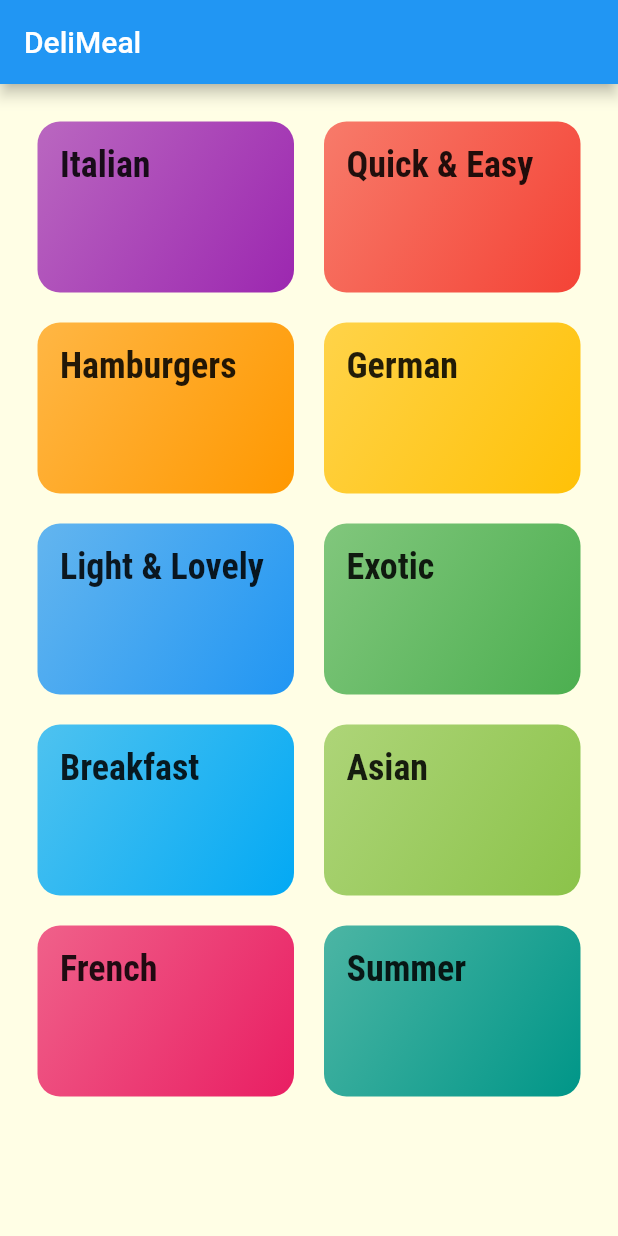
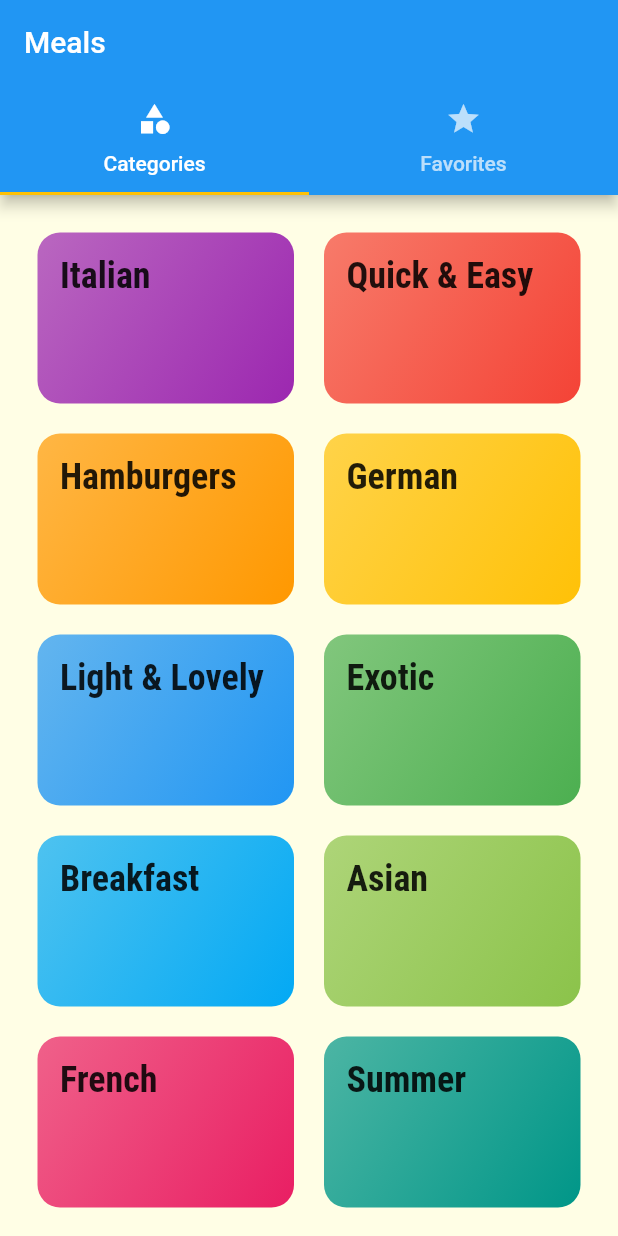
Before and after one commit to parsher/flutter_meal_app, a Flutter app: the screen it shows after launch, on a phone screen of 412 x 824 dp. Run offline on Flutter 3.47's test engine with Material 2 defaults, Android fonts, the phone set to English and light mode, and no system bars; Roboto replaces fonts that are missing (Releway).

Commit message:
tab bars

```diff
--- a/lib/main.dart
+++ b/lib/main.dart
@@ -1,7 +1,7 @@
 import 'package:flutter/material.dart';
+import './screens/tabs_screen.dart';
 import './screens/meal_detail_screen.dart';
 import './screens/category_meals_screen.dart';
-import './screens/categories_screen.dart';
 
 void main() => runApp(MyApp());
 
@@ -32,7 +32,7 @@ class MyApp extends StatelessWidget {
       // home: CategoriesScreen(),
       initialRoute: '/',
       routes: {
-        '/': (ctx) => CategoriesScreen(),
+        '/': (ctx) => TabScreen(),
         CategoryMealsScreen.routeName: (ctx) => CategoryMealsScreen(),
         MealDetailScreen.routeName: (ctx) => MealDetailScreen(),
       },
--- a/lib/screens/categories_screen.dart
+++ b/lib/screens/categories_screen.dart
@@ -6,11 +6,7 @@ import '../widgets/category_item.dart';
 class CategoriesScreen extends StatelessWidget {
   @override
   Widget build(BuildContext context) {
-    return Scaffold(
-      appBar: AppBar(
-        title: const Text('DeliMeal'),
-      ),
-      body: GridView(
+    return GridView(
       padding: const EdgeInsets.all(25),
       children: DUMMY_CATEGORIES
           .map((categoryData) => CategoryItem(
@@ -25,7 +21,6 @@ class CategoriesScreen extends StatelessWidget {
         crossAxisSpacing: 20,
         mainAxisSpacing: 20,
       ),
-      ),
     );
   }
 }
--- /dev/null
+++ b/lib/screens/favorites_screen.dart
@@ -0,0 +1,10 @@
+import 'package:flutter/material.dart';
+
+class FavoritesScreen extends StatelessWidget {
+  @override
+  Widget build(BuildContext context) {
+    return Center(
+      child: Text('FavoritesScreen'),
+    );
+  }
+}
--- a/lib/screens/meal_detail_screen.dart
+++ b/lib/screens/meal_detail_screen.dart
@@ -69,7 +69,6 @@ class MealDetailScreen extends StatelessWidget {
               ListView.builder(
                 itemBuilder: (ctx, index) => Column(
                   children: <Widget>[
-
                     ListTile(
                       leading: CircleAvatar(
                         child: Text('# ${(index + 1)}'),
--- /dev/null
+++ b/lib/screens/tabs_screen.dart
@@ -0,0 +1,39 @@
+import 'package:flutter/material.dart';
+import './favorites_screen.dart';
+import './categories_screen.dart';
+
+class TabScreen extends StatefulWidget {
+  @override
+  _TabScreenState createState() => _TabScreenState();
+}
+
+class _TabScreenState extends State<TabScreen> {
+  @override
+  Widget build(BuildContext context) {
+    return DefaultTabController(
+      length: 2,
+      // initialIndex: 0,
+      child: Scaffold(
+        appBar: AppBar(
+          title: Text('Meals'),
+          bottom: TabBar(
+            tabs: <Widget>[
+              Tab(
+                icon: Icon(Icons.category),
+                text: 'Categories',
+              ),
+              Tab(
+                icon: Icon(Icons.star),
+                text: 'Favorites',
+              ),
+            ],
+          ),
+        ),
+        body: TabBarView(children: <Widget>[
+          CategoriesScreen(),
+          FavoritesScreen(),
+        ],),
+      ),
+    );
+  }
+}
```
Lines whose indentation alone changed are shown as unchanged.
